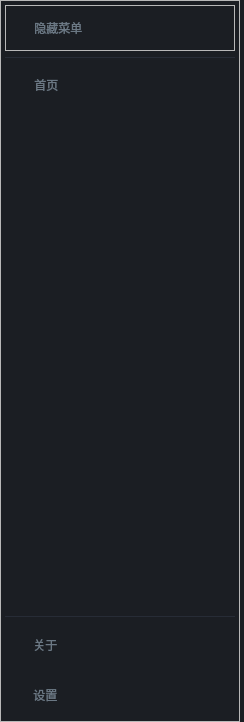
First picture: the form in src/perfcat/ui/layout/left_menu/ui_left_menu.ui, repository kaluluosi/PerformanceCatcher, before the edit.
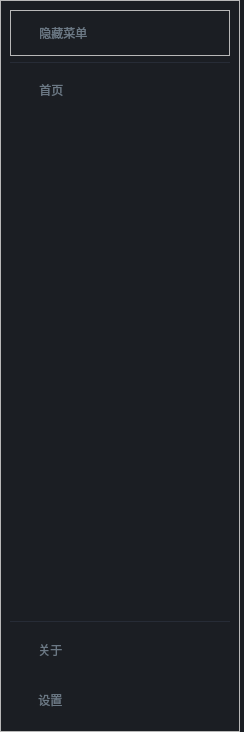
Second picture: the form after the edit. Icons and pictures are not drawn.

The edit to the form file:
```diff
--- a/src/perfcat/ui/layout/left_menu/ui_left_menu.ui
+++ b/src/perfcat/ui/layout/left_menu/ui_left_menu.ui
@@ -7,7 +7,7 @@
     <x>0</x>
     <y>0</y>
     <width>244</width>
-    <height>722</height>
+    <height>732</height>
    </rect>
   </property>
   <property name="sizePolicy">
@@ -66,11 +66,16 @@
 border-radius: 0;
 }
 
-#menu {
+#nav_menu {
 border-top:1 solid #272c36;
 border-radius: 0；
 }
 
+#LeftMenu #scrollArea,#scrollAreaWidgetContents_3{
+background-color:#1b1e23;
+border:none;
+}
+
 #btn_toggle:checked{
 background-color:#21252d;
 }
@@ -103,7 +108,7 @@
    <item>
     <widget class="QFrame" name="bg">
      <property name="sizePolicy">
-      <sizepolicy hsizetype="Ignored" vsizetype="Preferred">
+      <sizepolicy hsizetype="Preferred" vsizetype="Preferred">
        <horstretch>0</horstretch>
        <verstretch>0</verstretch>
       </sizepolicy>
@@ -129,22 +134,7 @@
      <property name="frameShadow">
       <enum>QFrame::Raised</enum>
      </property>
-     <layout class="QVBoxLayout" name="verticalLayout_2">
-      <property name="spacing">
-       <number>6</number>
-      </property>
-      <property name="leftMargin">
-       <number>4</number>
-      </property>
-      <property name="topMargin">
-       <number>4</number>
-      </property>
-      <property name="rightMargin">
-       <number>4</number>
-      </property>
-      <property name="bottomMargin">
-       <number>4</number>
-      </property>
+     <layout class="QVBoxLayout" name="verticalLayout_6">
       <item>
        <widget class="QFrame" name="top">
         <property name="maximumSize">
@@ -217,8 +207,38 @@
         </layout>
        </widget>
       </item>
-      <item alignment="Qt::AlignTop">
-       <widget class="QFrame" name="menu">
+      <item>
+       <widget class="QScrollArea" name="scrollArea">
+        <property name="horizontalScrollBarPolicy">
+         <enum>Qt::ScrollBarAlwaysOff</enum>
+        </property>
+        <property name="widgetResizable">
+         <bool>true</bool>
+        </property>
+        <widget class="QWidget" name="scrollAreaWidgetContents_3">
+         <property name="geometry">
+          <rect>
+           <x>0</x>
+           <y>0</y>
+           <width>220</width>
+           <height>553</height>
+          </rect>
+         </property>
+         <layout class="QVBoxLayout" name="verticalLayout_2">
+          <property name="leftMargin">
+           <number>0</number>
+          </property>
+          <property name="topMargin">
+           <number>0</number>
+          </property>
+          <property name="rightMargin">
+           <number>0</number>
+          </property>
+          <property name="bottomMargin">
+           <number>0</number>
+          </property>
+          <item>
+           <widget class="QFrame" name="nav_menu">
         <property name="layoutDirection">
          <enum>Qt::LeftToRight</enum>
         </property>
@@ -247,7 +267,7 @@
          <property name="bottomMargin">
           <number>0</number>
          </property>
-         <item alignment="Qt::AlignTop">
+             <item>
           <widget class="QPushButton" name="btn_home">
            <property name="text">
             <string>    首页</string>
@@ -265,7 +285,24 @@
         </layout>
        </widget>
       </item>
-      <item alignment="Qt::AlignBottom">
+          <item>
+           <spacer name="verticalSpacer">
+            <property name="orientation">
+             <enum>Qt::Vertical</enum>
+            </property>
+            <property name="sizeHint" stdset="0">
+             <size>
+              <width>20</width>
+              <height>494</height>
+             </size>
+            </property>
+           </spacer>
+          </item>
+         </layout>
+        </widget>
+       </widget>
+      </item>
+      <item>
        <widget class="QFrame" name="bottom">
         <property name="styleSheet">
          <string notr="true"/>
```
Lines whose indentation alone changed are shown as unchanged.
